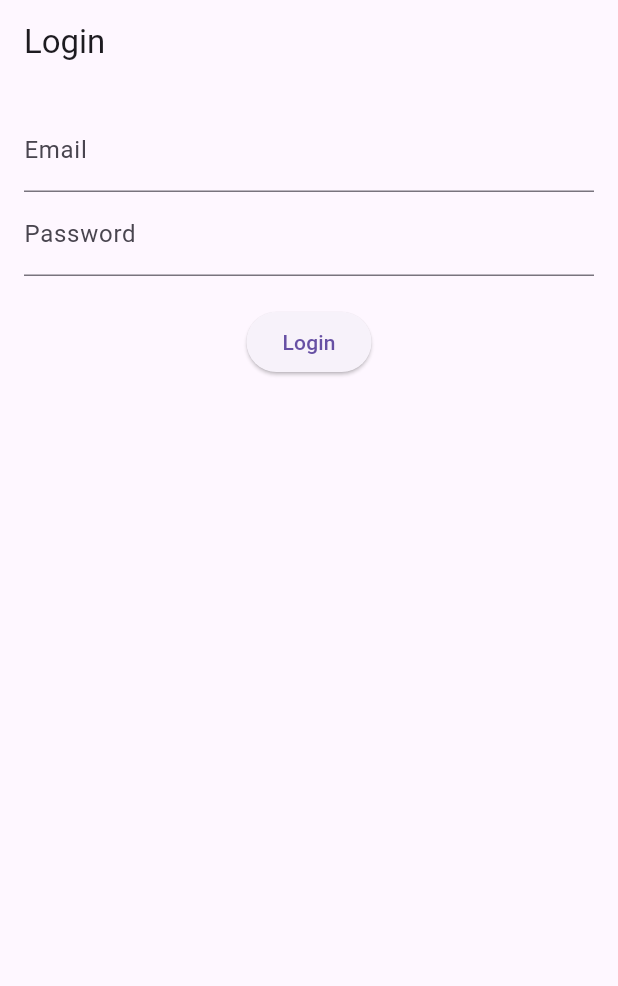
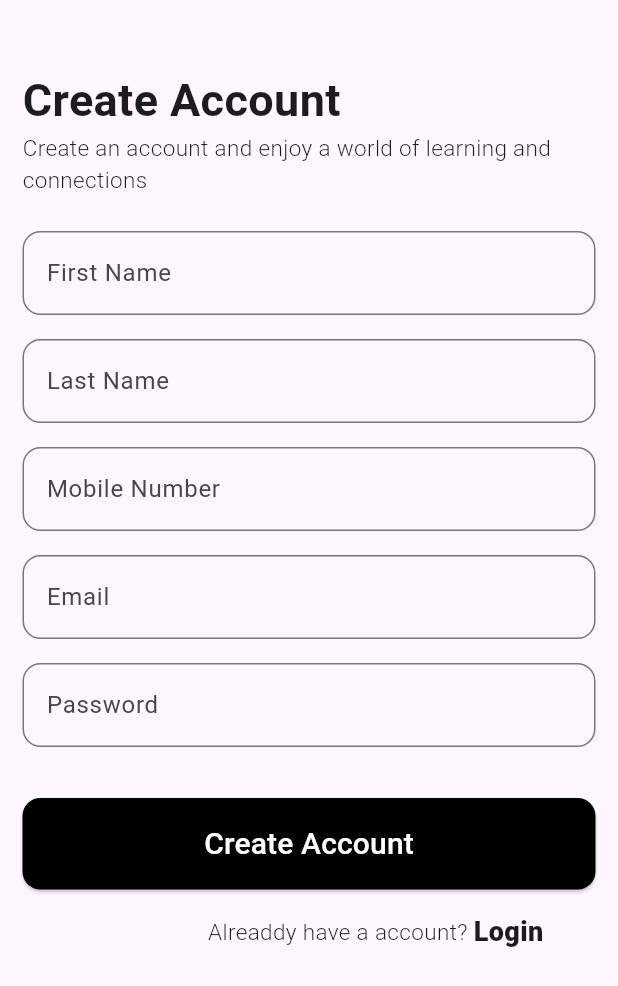
Before and after one commit to samitdawane/swapgo, a Flutter app: the screen it shows after launch, on a phone screen of 412 x 824 dp. Shown: the top 986 px of the screen. Run offline on Flutter 3.47's test engine with Material 3 defaults, Android fonts, the phone set to English and light mode, and no system bars; our stand-ins replace connectivity_plus, get.

Commit message:
completed registration UI

```diff
--- /dev/null
+++ b/lib/core/bindings/registration_binding.dart
@@ -0,0 +1,11 @@
+import 'package:get/get.dart';
+import 'package:swapgo/modules/login/login_viewmodel.dart';
+import 'package:swapgo/modules/registration/registration_controller.dart';
+
+
+class RegistrationBinding extends Bindings {
+  @override
+  void dependencies() {
+    Get.lazyPut<RegistrationController>(() => RegistrationController());
+  }
+}
--- a/lib/core/routes/app_pages.dart
+++ b/lib/core/routes/app_pages.dart
@@ -1,8 +1,10 @@
 import 'package:get/get.dart';
 import 'package:swapgo/core/bindings/home_binding.dart';
 import 'package:swapgo/core/bindings/login_binding.dart';
+import 'package:swapgo/core/bindings/registration_binding.dart';
 import 'package:swapgo/modules/login/login_page.dart';
 import 'package:swapgo/modules/posts/home_page.dart';
+import 'package:swapgo/modules/registration/registration.dart';
 
 import 'app_routes.dart';
 
@@ -18,5 +20,10 @@ class AppPages {
       page: () => HomePage(),
       binding: HomeBinding(),
     ),
+    GetPage(
+      name: AppRoutes.registration,
+      page: () => RegistrationScreen(),
+      binding: RegistrationBinding(),
+    ),
   ];
 }
--- a/lib/core/routes/app_routes.dart
+++ b/lib/core/routes/app_routes.dart
@@ -1,4 +1,5 @@
 abstract class AppRoutes {
   static const home = '/home';
   static const login = '/login';
+  static const registration = '/registration';
 }
--- /dev/null
+++ b/lib/data/repositories/registration_repository.dart
@@ -0,0 +1,13 @@
+import 'package:swapgo/core/services/api_service.dart';
+
+class RegistrationRepository {
+  final ApiService _apiService = ApiService();
+
+
+  Future<dynamic> callRegistrationAPI(Map<String, String> params)async {
+    final response = await _apiService.post('/registration', params);
+    return response;
+  }
+
+
+}
--- a/lib/main.dart
+++ b/lib/main.dart
@@ -12,7 +12,7 @@ class MyApp extends StatelessWidget {
   Widget build(BuildContext context) {
     return GetMaterialApp(
       title: 'GetX MVP App',
-      initialRoute: AppRoutes.login,
+      initialRoute: AppRoutes.registration,
       getPages: AppPages.routes,
     );
   }
--- /dev/null
+++ b/lib/modules/registration/registration.dart
@@ -0,0 +1,179 @@
+import 'package:flutter/material.dart';
+import 'package:get/get.dart';
+import 'package:get/get_core/src/get_main.dart';
+import 'package:swapgo/modules/registration/registration_controller.dart';
+import 'package:swapgo/utils/app_constants.dart';
+import 'package:swapgo/utils/ui_constants.dart';
+
+class RegistrationScreen extends StatelessWidget {
+  RegistrationScreen({super.key});
+
+  final controller = Get.find<RegistrationController>();
+
+  final TextEditingController _fnameController = TextEditingController();
+  final TextEditingController _lnameController = TextEditingController();
+  final TextEditingController _mobileController = TextEditingController();
+  final TextEditingController _emailController = TextEditingController();
+  final TextEditingController _passwordController = TextEditingController();
+
+
+  @override
+  Widget build(BuildContext context) {
+    return Scaffold(
+
+      body: SafeArea(
+        child: Padding(
+          padding: const EdgeInsets.only(top: 45.0,left: 15,right: 15),
+          child: SingleChildScrollView(
+            child: Obx(() => Column(
+              crossAxisAlignment:  CrossAxisAlignment.start,
+              children: [
+                const Text(
+                  AppConstants.CreateAccount,
+                  style: TextStyle(
+                    fontSize: 30,
+                    fontWeight: FontWeight.bold,
+
+                  ),
+                ),
+                const Text(AppConstants.CreateAccountSubheader,
+                  style: TextStyle(
+                    fontSize: 15,
+                    fontWeight: FontWeight.w300,
+                  ),
+                ),
+                SizedBox(height: 24),
+                TextFormField(
+                    controller: _fnameController,
+                    decoration:  InputDecoration(
+                        labelText: AppConstants.FIRST_NAME,
+                        border: OutlineInputBorder(
+                          borderRadius: BorderRadius.all(Radius.circular(UIConstants.textfield_corner)),
+                        ),
+                        errorText: controller.isFirstNameValid.value ? null: 'Please enter first name'),
+                    onChanged: (value) {
+                      if (value.length > 0) {
+                        controller.isFirstNameValid.value = true;
+                      }
+                    }
+                ),
+
+                const SizedBox(height: 16),
+                TextFormField(
+
+                    controller: _lnameController,
+                    decoration:  InputDecoration(
+                        labelText: AppConstants.LAST_NAME,
+
+                        errorText: controller.isLastNameValid.value ? null: 'Please enter last name',
+                        border: OutlineInputBorder(
+                          borderRadius: BorderRadius.all(Radius.circular(UIConstants.textfield_corner)),
+                        )
+                    ),
+                    onChanged: (value) {
+                      if (value.length > 0) {
+                        controller.isLastNameValid.value = true;
+                      }
+                    }
+                ),
+                const SizedBox(height: 16),
+                TextFormField(
+                  controller: _mobileController,
+                  keyboardType: TextInputType.phone,
+                  decoration:  InputDecoration(
+                      labelText: AppConstants.MOBILE,
+                      errorText: controller.isMobileNoValid.value ? null: 'Please enter mobile number',
+                      border: OutlineInputBorder(
+                        borderRadius: BorderRadius.all(Radius.circular(UIConstants.textfield_corner)),
+                      )
+                  ),
+                    onChanged: (value) {
+                      if (value.length > 0) {
+                        controller.isMobileNoValid.value = true;
+                      }
+                    }
+
+                ),
+                const SizedBox(height: 16),
+                TextFormField(
+                    controller: _emailController,
+                    keyboardType: TextInputType.emailAddress,
+                    decoration:  InputDecoration(
+                        labelText: AppConstants.EMAIL,
+                        errorText: controller.isEmailValid.value ? null: 'Please enter email',
+                        border: OutlineInputBorder(
+                          borderRadius: BorderRadius.all(Radius.circular(UIConstants.textfield_corner)),
+                        )
+                    ),
+                    onChanged: (value) {
+                      if (value.length > 0) {
+                        controller.isEmailValid.value = true;
+                      }
+                    }
+
+                ),
+                const SizedBox(height: 16),
+                TextFormField(
+                    controller: _passwordController,
+                    obscureText: true,
+                    decoration:  InputDecoration(
+                        labelText: AppConstants.PASSWORD,
+                        errorText: controller.isPasswordValid.value ? null: 'Please enter password',
+                        border: OutlineInputBorder(
+                          borderRadius: BorderRadius.all(Radius.circular(UIConstants.textfield_corner)),
+                        )
+                    ),
+                    onChanged: (value) {
+                      if (value.length > 0) {
+                        controller.isPasswordValid.value = true;
+                      }
+                    }
+
+                ),
+                const SizedBox(height: 34),
+                SizedBox(
+                  width: double.infinity,
+                  child: ElevatedButton(
+                    style: ElevatedButton.styleFrom(
+                      backgroundColor: Colors.black, // button color
+                      shape: RoundedRectangleBorder(
+                        borderRadius: BorderRadius.circular(12), // rounded corners
+                      ),
+                      padding: const EdgeInsets.symmetric(vertical: 16), // optional: taller button
+                    ),
+                    onPressed: () {
+                      controller.isValidForm(_fnameController.text, _lnameController.text,
+                          _mobileController.text, _emailController.text, _passwordController.text);
+                    },
+                    child: const Text(
+                      AppConstants.CreateAccount,
+
+                      style: TextStyle(color: Colors.white, fontSize: 20), // text color
+                    ),
+                  ),
+                ),
+                const SizedBox(height: 15),
+                Row(
+                  mainAxisAlignment: MainAxisAlignment.end,
+                  children: [
+                    Text('Alreaddy have a account? ',
+                      style: TextStyle(
+                        fontSize: 15,
+                        fontWeight: FontWeight.w300,
+                      ),
+                    ),Text('Login ',
+                      style: TextStyle(
+                        fontSize: 18,
+                        fontWeight: FontWeight.w800,
+                      ),
+                    ).marginOnly(right: 30),
+                  ],
+                )
+              ],
+            )),
+          ),
+        ),
+      ),
+    );
+  }
+}
--- /dev/null
+++ b/lib/utils/app_constants.dart
@@ -0,0 +1,24 @@
+
+class AppConstants{
+  static const String LOADING = "loading";
+  static const String NO_INTERNET = "no_internet";
+  static const String SUCCESS = "success";
+  static const String FAILED = "failed";
+
+  static const String CreateAccount = "Create Account";
+  static const String CreateAccountSubheader = "Create an account and enjoy a world of learning and connections";
+  static const String FIRST_NAME = "First Name";
+  static const String LAST_NAME = "Last Name";
+  static const String MOBILE = "Mobile Number";
+  static const String EMAIL = "Email";
+  static const String PASSWORD = "Password";
+
+  static const String Err_FIRST_NAME = "Please enter first name";
+  static const String Err_Last_NAME = "Please enter LAST name";
+  static const String Err_MOBILE_NUM = "Please enter mobile number";
+  static const String Err_EMAIL = "Please enter email id";
+  static const String Err_PASSWORD = "Please enter password";
+
+
+
+}
--- /dev/null
+++ b/lib/utils/ui_constants.dart
@@ -0,0 +1,5 @@
+class UIConstants{
+
+
+  static const double textfield_corner = 12.0;
+}
--- a/pubspec.yaml
+++ b/pubspec.yaml
@@ -36,6 +36,7 @@ dependencies:
   cupertino_icons: ^1.0.8
   get: ^4.7.2
   http: ^1.3.0
+  connectivity_plus: ^4.0.1
 
 dev_dependencies:
   flutter_test:
```
Also changed, not shown: lib/modules/registration/registration_controller.dart (added, +107 -0 lines), lib/services/connection_manager_controller.dart (added, +61 -0 lines), pubspec.lock, 3 other files.
